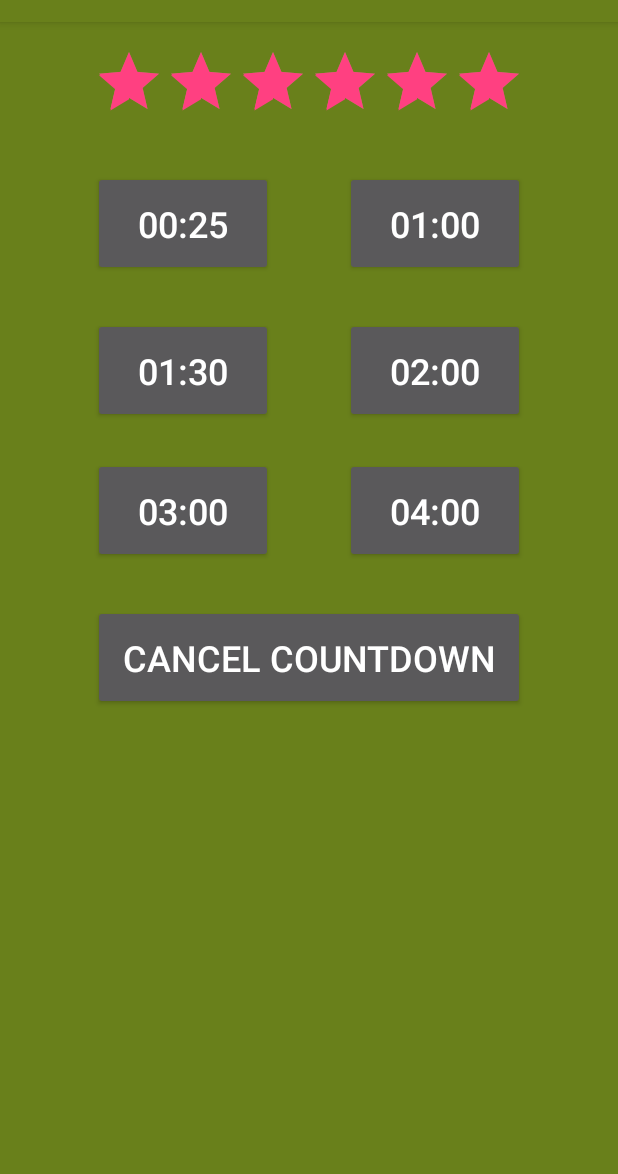
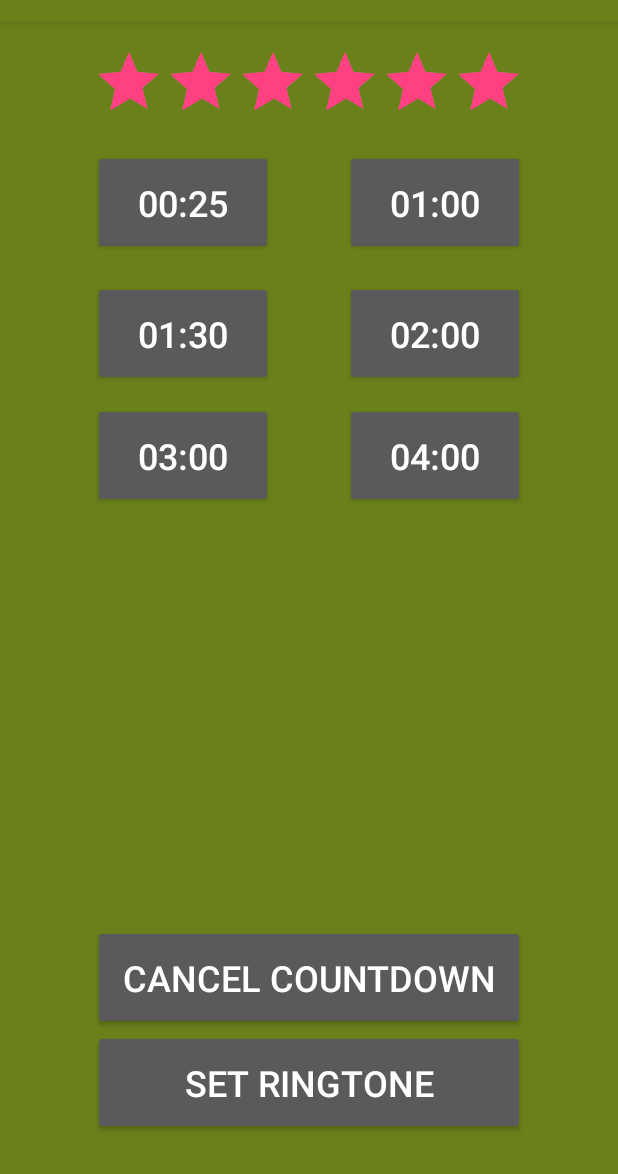
Before and after one commit to pjacquemin/LafayChrono, an Android app: the screen it shows after launch (MainActivity), on a phone screen of 412 x 824 dp, the part 62-1236 px from its top. Run offline under Robolectric (Android 15) with nearby library versions, the phone set to English and light mode, and no system bars.

Commit message:
Choice of ringtone is done (#5)

```diff
--- a/app/src/main/java/com/example/patrick/lafaychrono_lite/CountDownButtonTimer.java
+++ b/app/src/main/java/com/example/patrick/lafaychrono_lite/CountDownButtonTimer.java
@@ -2,9 +2,7 @@ package com.example.patrick.lafaychrono_lite;
 
 import android.media.Ringtone;
 import android.media.RingtoneManager;
-import android.net.Uri;
 import android.os.CountDownTimer;
-
 
 public class CountDownButtonTimer extends CountDownTimer {
     private MainActivity activity;
@@ -20,8 +18,7 @@ public class CountDownButtonTimer extends CountDownTimer {
 
         activity.resetButtonsText();
 
-        Uri notification = RingtoneManager.getDefaultUri(RingtoneManager.TYPE_NOTIFICATION);
-        Ringtone r = RingtoneManager.getRingtone(activity.getApplicationContext(), notification);
+        Ringtone r = RingtoneManager.getRingtone(activity.getApplicationContext(), activity.prefered_ringtone_uri);
 
         r.play();
         activity.countdown_finished_vibrator.vibrate(activity.ONE_SECOND);
--- a/app/src/main/java/com/example/patrick/lafaychrono_lite/MainActivity.java
+++ b/app/src/main/java/com/example/patrick/lafaychrono_lite/MainActivity.java
@@ -4,17 +4,24 @@ import android.support.v7.app.AppCompatActivity;
 import android.os.Bundle;
 import android.content.Context;
 import android.os.Vibrator;
+import android.util.Log;
 import android.widget.RatingBar;
 import android.widget.Button;
 import android.view.View;
 import android.view.View.OnClickListener;
 import android.widget.RelativeLayout;
+import android.content.Intent;
+import android.media.RingtoneManager;
+import android.net.Uri;
+import android.content.SharedPreferences;
 
 public class MainActivity extends AppCompatActivity {
     final int HUNDRED_MILLIS = 100;
     final int ONE_SECOND = 1000;
     final int SERIE_NUMBER_ZERO = 0;
     final int SERIE_NUMBER_SIX = 6;
+    final int RINGTONE_REQUEST_CODE = 5;
+    final String SHARED_PREF_RINGTONE_KEY = "lafay_ringtone";
 
     public CountDownButton button25;
     public CountDownButton button1min;
@@ -23,6 +30,7 @@ public class MainActivity extends AppCompatActivity {
     public CountDownButton button3min;
     public CountDownButton button4min;
     public Button button_cancel_countdown;
+    public Button ringtone_button;
     public Boolean countdown_started;
     public CountDownButtonTimer counter;
     public int serie_number = SERIE_NUMBER_SIX;
@@ -30,14 +38,19 @@ public class MainActivity extends AppCompatActivity {
     public Vibrator countdown_finished_vibrator;
     public Vibrator touching_button_vibrator;
     public CountDownButton touched_button;
+    public Uri prefered_ringtone_uri;
+
     private RelativeLayout layout;
     private OnClickListener countDownButtonClickListener;
+    private SharedPreferences shared_preferences;
+    private String prefered_ringtone_uri_as_string;
 
     @Override
     protected void onCreate(Bundle savedInstanceState) {
         super.onCreate(savedInstanceState);
         setContentView(R.layout.activity_main);
         initializeComponentsVariables();
+        initializeSharedPreferences();
 
         countDownButtonClickListener = new OnClickListener() {
             public void onClick(View view) {
@@ -65,6 +78,17 @@ public class MainActivity extends AppCompatActivity {
                 resetButtonsText();
             }
         });
+
+        ringtone_button.setOnClickListener(new OnClickListener() {
+            //@Override
+            public void onClick(View arg0) {
+                Intent intent = new Intent(RingtoneManager.ACTION_RINGTONE_PICKER);
+                intent.putExtra(RingtoneManager.EXTRA_RINGTONE_TYPE, RingtoneManager.TYPE_NOTIFICATION);
+                intent.putExtra(RingtoneManager.EXTRA_RINGTONE_TITLE, "Select Tone");
+                intent.putExtra(RingtoneManager.EXTRA_RINGTONE_EXISTING_URI, (Uri) null);
+                startActivityForResult(intent, 5);
+            }
+        });
     }
 
     private void initializeComponentsVariables() {
@@ -77,9 +101,20 @@ public class MainActivity extends AppCompatActivity {
         button2min = (CountDownButton)findViewById(R.id.button2min);
         button3min = (CountDownButton)findViewById(R.id.button3min);
         button4min = (CountDownButton)findViewById(R.id.button4min);
+        ringtone_button = (Button) findViewById(R.id.ringtone);
         rating_bar = (RatingBar)findViewById(R.id.ratingBar);
         layout = (RelativeLayout)findViewById(R.id.activity_main);
         button_cancel_countdown = (Button)findViewById(R.id.buttonCancelCountDown);
+    }
+
+    private void initializeSharedPreferences() {
+        shared_preferences = getPreferences(MODE_PRIVATE);
+        prefered_ringtone_uri_as_string = shared_preferences.getString(SHARED_PREF_RINGTONE_KEY, null);
+        prefered_ringtone_uri = RingtoneManager.getDefaultUri(RingtoneManager.TYPE_NOTIFICATION);
+
+        if(prefered_ringtone_uri_as_string != null) {
+            prefered_ringtone_uri = Uri.parse(prefered_ringtone_uri_as_string);
+        }
     }
 
     private void setListenerOnCountDownButtons() {
@@ -116,4 +151,22 @@ public class MainActivity extends AppCompatActivity {
     public boolean isAllSeriesDone() {
         return serie_number == SERIE_NUMBER_ZERO;
     }
+
+    @Override
+    protected void onActivityResult(final int requestCode, final int resultCode, final Intent intent)
+    {
+        if (resultCode == MainActivity.RESULT_OK && requestCode == RINGTONE_REQUEST_CODE)
+        {
+            prefered_ringtone_uri = intent.getParcelableExtra(RingtoneManager.EXTRA_RINGTONE_PICKED_URI);
+
+            if (prefered_ringtone_uri != null)
+            {
+                SharedPreferences sharedPref = getPreferences(Context.MODE_PRIVATE);
+                SharedPreferences.Editor editor = sharedPref.edit();
+
+                editor.putString(SHARED_PREF_RINGTONE_KEY, prefered_ringtone_uri.toString());
+                editor.commit();
+            }
+        }
+    }
 }
--- a/app/src/main/res/layout/activity_main.xml
+++ b/app/src/main/res/layout/activity_main.xml
@@ -13,19 +13,6 @@
     tools:context="com.example.patrick.lafaychrono_lite.MainActivity">
 
     <com.example.patrick.lafaychrono_lite.CountDownButton
-        android:text="00:25"
-        android:layout_width="wrap_content"
-        android:layout_height="wrap_content"
-        android:layout_marginTop="26dp"
-        android:id="@+id/button25"
-        android:width="120dp"
-        android:height="70dp"
-        android:layout_below="@+id/ratingBar"
-        android:layout_alignLeft="@+id/ratingBar"
-        android:layout_alignStart="@+id/ratingBar"
-        android:textSize="24sp" />
-
-    <com.example.patrick.lafaychrono_lite.CountDownButton
         android:text="01:00"
         android:layout_width="wrap_content"
         android:layout_height="wrap_content"
@@ -35,56 +22,6 @@
         android:layout_marginLeft="48dp"
         android:layout_marginStart="48dp"
         android:id="@+id/button1min"
-        android:width="120dp"
-        android:height="70dp"
-        android:textSize="24sp" />
-
-    <com.example.patrick.lafaychrono_lite.CountDownButton
-        android:text="01:30"
-        android:layout_width="wrap_content"
-        android:layout_height="wrap_content"
-        android:layout_below="@+id/button25"
-        android:layout_alignLeft="@+id/button25"
-        android:layout_alignStart="@+id/button25"
-        android:layout_marginTop="28dp"
-        android:id="@+id/button1min30"
-        android:width="120dp"
-        android:height="70dp"
-        android:textSize="24sp" />
-
-    <com.example.patrick.lafaychrono_lite.CountDownButton
-        android:text="02:00"
-        android:layout_width="wrap_content"
-        android:layout_height="wrap_content"
-        android:layout_alignTop="@+id/button1min30"
-        android:layout_alignLeft="@+id/button1min"
-        android:layout_alignStart="@+id/button1min"
-        android:id="@+id/button2min"
-        android:width="120dp"
-        android:height="70dp"
-        android:textSize="24sp" />
-
-    <com.example.patrick.lafaychrono_lite.CountDownButton
-        android:text="03:00"
-        android:layout_width="wrap_content"
-        android:layout_height="wrap_content"
-        android:layout_marginTop="23dp"
-        android:id="@+id/button3min"
-        android:layout_below="@+id/button1min30"
-        android:layout_alignLeft="@+id/button1min30"
-        android:layout_alignStart="@+id/button1min30"
-        android:width="120dp"
-        android:height="70dp"
-        android:textSize="24sp" />
-
-    <com.example.patrick.lafaychrono_lite.CountDownButton
-        android:text="04:00"
-        android:layout_width="wrap_content"
-        android:layout_height="wrap_content"
-        android:layout_alignTop="@+id/button3min"
-        android:layout_alignLeft="@+id/button2min"
-        android:layout_alignStart="@+id/button2min"
-        android:id="@+id/button4min"
         android:width="120dp"
         android:height="70dp"
         android:textSize="24sp" />
@@ -102,15 +39,93 @@
         android:width="120dp"
         android:height="70dp" />
 
+    <com.example.patrick.lafaychrono_lite.CountDownButton
+        android:text="00:25"
+        android:layout_width="wrap_content"
+        android:layout_height="wrap_content"
+        android:id="@+id/button25"
+        android:width="120dp"
+        android:height="70dp"
+        android:textSize="24sp"
+        android:layout_below="@+id/ratingBar"
+        android:layout_alignLeft="@+id/ratingBar"
+        android:layout_alignStart="@+id/ratingBar"
+        android:layout_marginTop="12dp" />
+
+    <com.example.patrick.lafaychrono_lite.CountDownButton
+        android:text="01:30"
+        android:layout_width="wrap_content"
+        android:layout_height="wrap_content"
+        android:layout_marginTop="17dp"
+        android:id="@+id/button1min30"
+        android:width="120dp"
+        android:height="70dp"
+        android:textSize="24sp"
+        android:layout_below="@+id/button25"
+        android:layout_alignLeft="@+id/button25"
+        android:layout_alignStart="@+id/button25" />
+
+    <com.example.patrick.lafaychrono_lite.CountDownButton
+        android:text="03:00"
+        android:layout_width="wrap_content"
+        android:layout_height="wrap_content"
+        android:layout_marginTop="11dp"
+        android:id="@+id/button3min"
+        android:width="120dp"
+        android:height="70dp"
+        android:textSize="24sp"
+        android:layout_below="@+id/button1min30"
+        android:layout_alignLeft="@+id/button1min30"
+        android:layout_alignStart="@+id/button1min30" />
+
+    <com.example.patrick.lafaychrono_lite.CountDownButton
+        android:text="02:00"
+        android:layout_width="wrap_content"
+        android:layout_height="wrap_content"
+        android:id="@+id/button2min"
+        android:width="120dp"
+        android:height="70dp"
+        android:textSize="24sp"
+        android:layout_alignBaseline="@+id/button1min30"
+        android:layout_alignBottom="@+id/button1min30"
+        android:layout_alignLeft="@+id/button1min"
+        android:layout_alignStart="@+id/button1min" />
+
+    <com.example.patrick.lafaychrono_lite.CountDownButton
+        android:text="04:00"
+        android:layout_width="wrap_content"
+        android:layout_height="wrap_content"
+        android:id="@+id/button4min"
+        android:width="120dp"
+        android:height="70dp"
+        android:textSize="24sp"
+        android:layout_alignBaseline="@+id/button3min"
+        android:layout_alignBottom="@+id/button3min"
+        android:layout_alignLeft="@+id/button2min"
+        android:layout_alignStart="@+id/button2min" />
+
+    <Button
+        android:text="Set ringtone"
+        android:layout_width="wrap_content"
+        android:layout_height="wrap_content"
+        android:id="@+id/ringtone"
+        android:height="70dp"
+        android:textSize="24sp"
+        android:layout_alignParentBottom="true"
+        android:layout_alignLeft="@+id/buttonCancelCountDown"
+        android:layout_alignStart="@+id/buttonCancelCountDown"
+        android:layout_marginBottom="10dp"
+        android:layout_alignRight="@+id/buttonCancelCountDown"
+        android:layout_alignEnd="@+id/buttonCancelCountDown" />
+
     <Button
         android:text="Cancel countdown"
         android:layout_width="wrap_content"
         android:layout_height="wrap_content"
-        android:layout_marginTop="28dp"
         android:id="@+id/buttonCancelCountDown"
         android:height="70dp"
         android:textSize="24sp"
-        android:layout_below="@+id/button3min"
+        android:layout_above="@+id/ringtone"
         android:layout_alignLeft="@+id/button3min"
         android:layout_alignStart="@+id/button3min"
         android:layout_alignRight="@+id/button4min"
```
